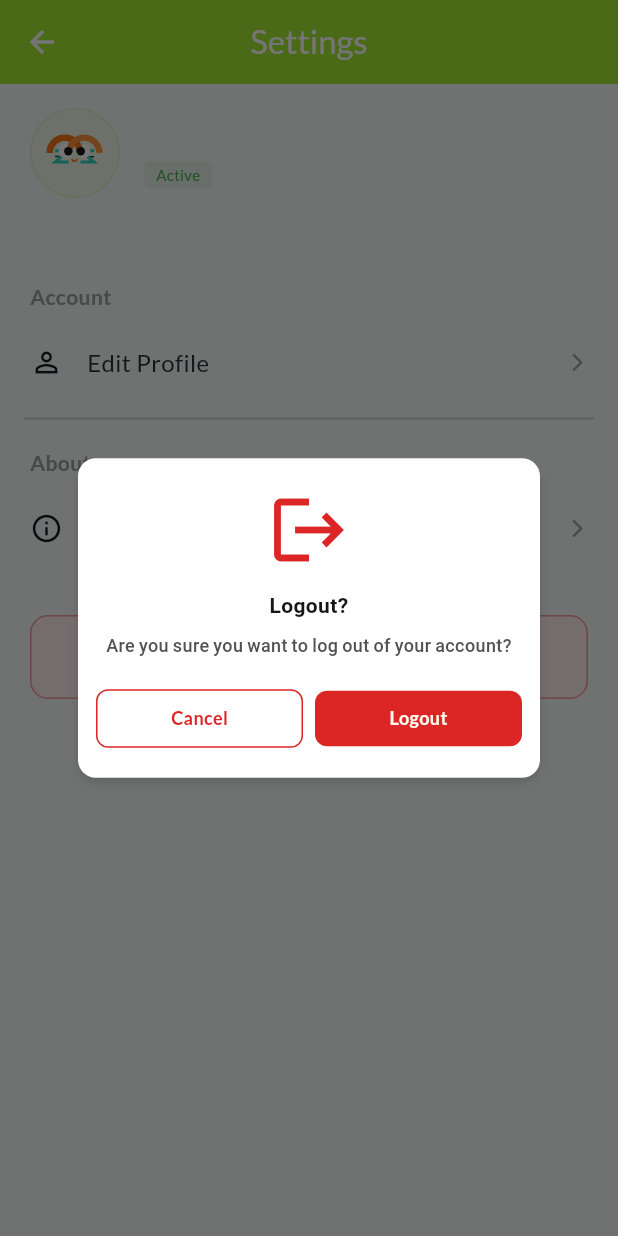
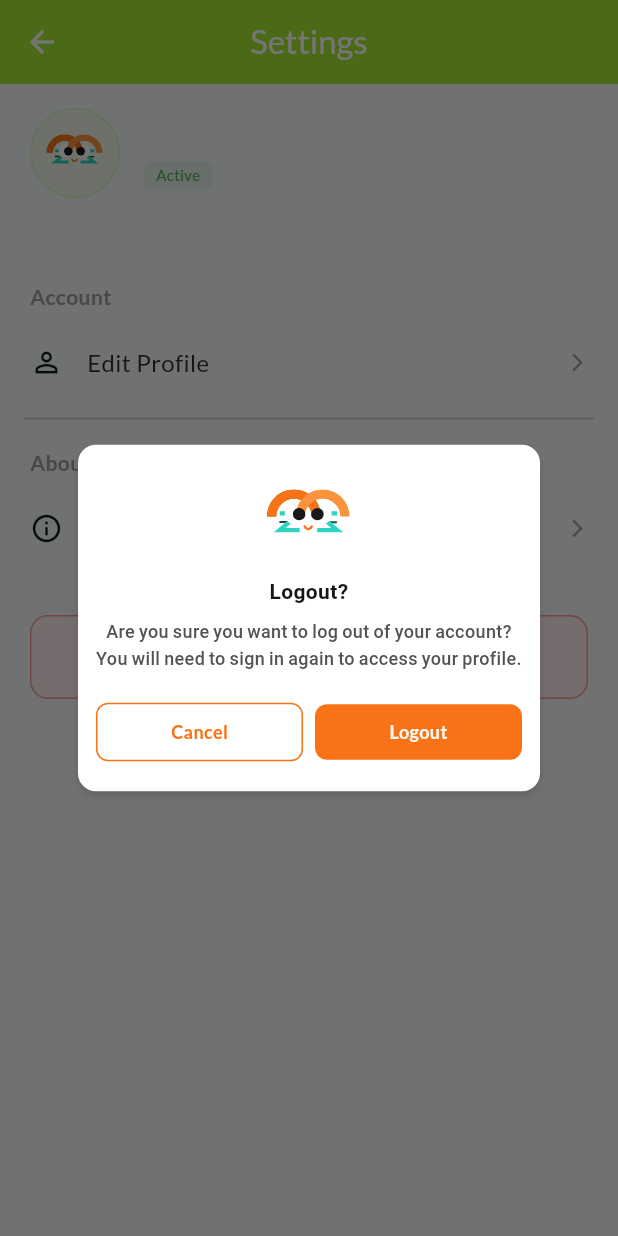
Before and after one commit to E1PBP/movezz_mobile, a Flutter app: the SettingsPage screen opened directly, after a tap on "LOGOUT", on a phone screen of 412 x 824 dp. Run offline on Flutter 3.47's test engine with Material 3 defaults, Android fonts, the phone set to English and light mode, and no system bars; drawn by our look-alikes of nb_utils; our stand-ins replace concentric_transition, flutter_svg, google_fonts, image_picker, salomon_bottom_bar; missing offline and left inert: pbp_django_auth; accounts and stored records are empty; project files that could hold a hidden picture were left out.

Commit message:
fix: logout dialog

```diff
--- a/lib/features/profile/presentation/pages/settings_page.dart
+++ b/lib/features/profile/presentation/pages/settings_page.dart
@@ -226,10 +226,10 @@ Future<void> _handleLogout(BuildContext context, AuthController auth) async {
           child: Column(
             mainAxisSize: MainAxisSize.min,
             children: [
-            const Icon(
-              Icons.logout,
-              color: Color(0xFFDC2626),
-              size: 56,
+              SvgPicture.asset(
+                'assets/icon/profile_avatar.svg',
+                width: 56,
+                height: 56,
               ),
               const SizedBox(height: 12),
               const Text(
@@ -244,7 +244,7 @@ Future<void> _handleLogout(BuildContext context, AuthController auth) async {
               ),
               const SizedBox(height: 8),
               const Text(
-              'Are you sure you want to log out of your account?',
+                'Are you sure you want to log out of your account? You will need to sign in again to access your profile.',
                 textAlign: TextAlign.center,
                 style: TextStyle(
                   color: Color(0xFF525252),
@@ -262,14 +262,14 @@ Future<void> _handleLogout(BuildContext context, AuthController auth) async {
                       child: Container(
                         padding: const EdgeInsets.symmetric(vertical: 10),
                         decoration: BoxDecoration(
-                        border: Border.all(color: const Color(0xFFDC2626)),
+                          border: Border.all(color: const Color(0xFFF97316)),
                           borderRadius: BorderRadius.circular(8),
                         ),
                         alignment: Alignment.center,
                         child: const Text(
                           'Cancel',
                           style: TextStyle(
-                          color: Color(0xFFDC2626),
+                            color: Color(0xFFF97316),
                             fontSize: 12,
                             fontWeight: FontWeight.w600,
                           ),
@@ -286,7 +286,10 @@ Future<void> _handleLogout(BuildContext context, AuthController auth) async {
                           Navigator.pop(ctx);
                           if (success) {
                             if (!context.mounted) return;
-                          context.showSnackBar("Logged out successfully");
+                            context.showSnackBar(
+                              "Logged out successfully",
+                              isError: false,
+                            );
                             Navigator.of(context).pushNamedAndRemoveUntil(
                               AppRoutes.splash,
                               (route) => false,
@@ -303,7 +306,7 @@ Future<void> _handleLogout(BuildContext context, AuthController auth) async {
                       child: Container(
                         padding: const EdgeInsets.symmetric(vertical: 10),
                         decoration: BoxDecoration(
-                        color: const Color(0xFFDC2626),
+                          color: const Color(0xFFF97316),
                           borderRadius: BorderRadius.circular(8),
                         ),
                         alignment: Alignment.center,
```
Lines whose indentation alone changed are shown as unchanged.
